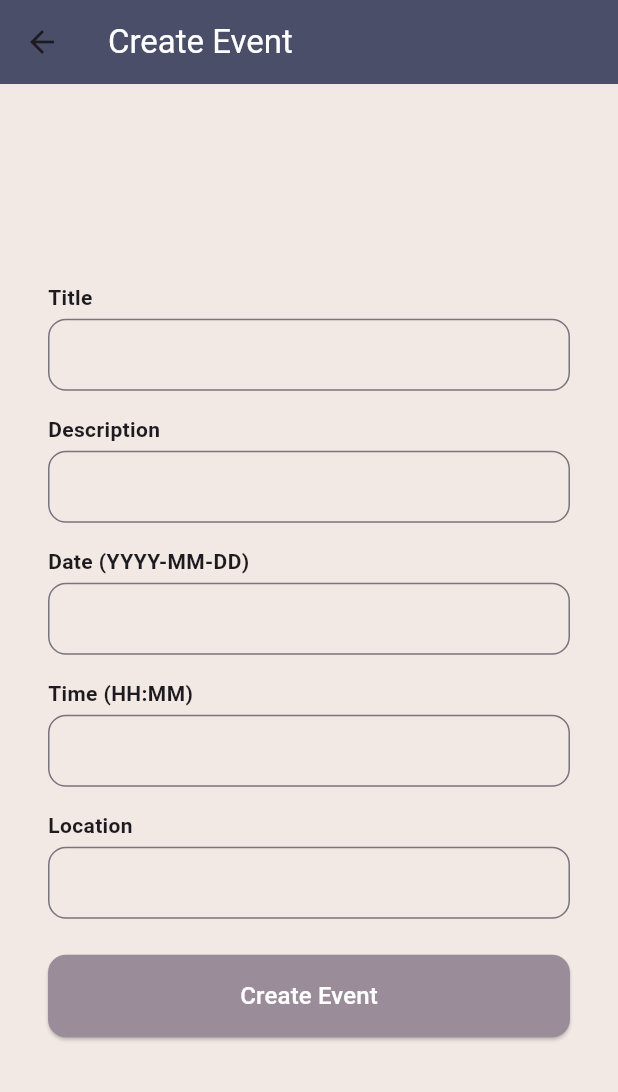
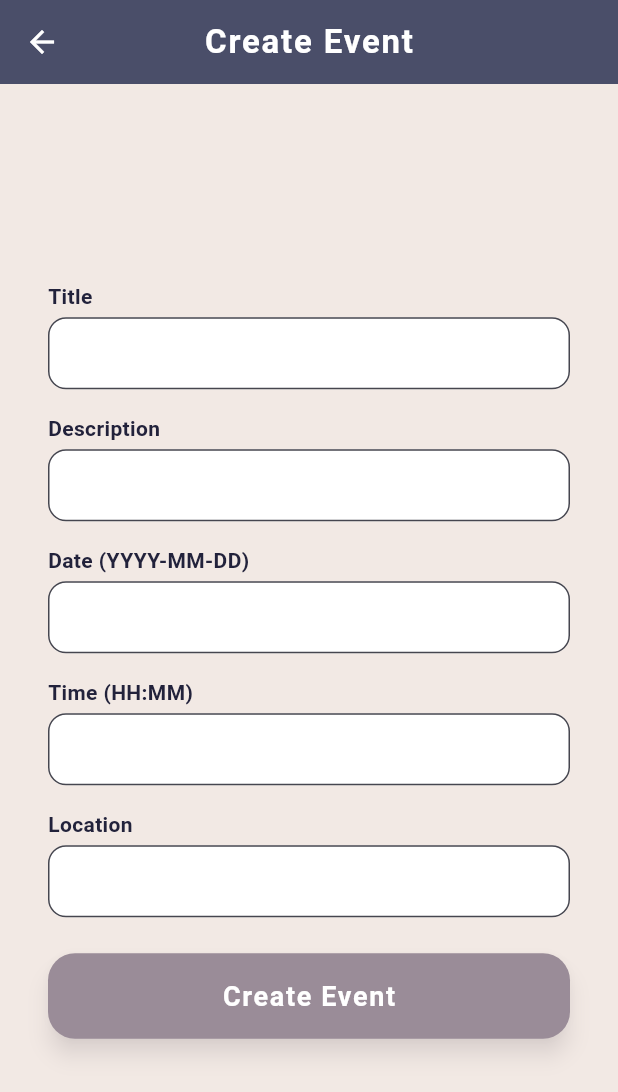
Before and after one commit to eerla/tribevibe_ui, a Flutter app: the EventListScreen screen opened by its route, after a tap on the "add" icon, on a phone screen of 412 x 824 dp. Shown: the top 1092 px of the screen. Run offline on Flutter 3.47's test engine with Material 3 defaults, Android fonts, the phone set to English and light mode, and no system bars; drawn by our look-alikes of flutter_animate; our stand-ins replace shared_preferences; accounts and stored records are empty; network calls fail.

Commit message:
update styling files

```diff
--- a/lib/main.dart
+++ b/lib/main.dart
@@ -1,4 +1,5 @@
 import 'package:flutter/material.dart';
+
 import 'screens/login_screen.dart';
 import 'screens/signup_screen.dart';
 import 'screens/profile_screen.dart';
@@ -6,6 +7,7 @@ import 'screens/event_list_screen.dart';
 import 'screens/event_detail_screen.dart';
 import 'screens/create_event_screen.dart';
 import 'services/auth_service.dart';
+import 'theme/app_theme.dart';
 
 void main() {
   runApp(TribeVibeApp());
@@ -16,7 +18,7 @@ class TribeVibeApp extends StatelessWidget {
   Widget build(BuildContext context) {
     return MaterialApp(
       title: 'Tribe Vibe',
-      theme: ThemeData(primarySwatch: Colors.blue),
+  theme: AppTheme.lightTheme,
       home: LoginScreen(),
       routes: {
         '/login': (context) => LoginScreen(),
--- a/lib/screens/create_event_screen.dart
+++ b/lib/screens/create_event_screen.dart
@@ -2,6 +2,7 @@ import 'package:flutter/material.dart';
 import '../models/event.dart';
 import '../services/event_service.dart';
 import '../theme/app_colors.dart';
+import '../widgets/modern_app_bar.dart';
 import '../widgets/custom_text_field.dart';
 import '../widgets/custom_button.dart';
 
@@ -54,10 +55,7 @@ class _CreateEventScreenState extends State<CreateEventScreen> {
   Widget build(BuildContext context) {
     return Scaffold(
       backgroundColor: AppColors.background,
-      appBar: AppBar(
-        backgroundColor: AppColors.primary,
-        title: const Text('Create Event', style: TextStyle(color: Colors.white)),
-      ),
+      appBar: const ModernAppBar(title: 'Create Event'),
       body: Center(
         child: SingleChildScrollView(
           child: Padding(
--- a/lib/screens/event_list_screen.dart
+++ b/lib/screens/event_list_screen.dart
@@ -2,6 +2,8 @@ import 'package:flutter/material.dart';
 import '../models/event.dart';
 import '../services/event_service.dart';
 import '../theme/app_colors.dart';
+import '../widgets/modern_app_bar.dart';
+import '../widgets/modern_card.dart';
 import 'event_detail_screen.dart';
 import 'create_event_screen.dart';
 
@@ -29,18 +31,28 @@ class _EventListScreenState extends State<EventListScreen> {
   Widget build(BuildContext context) {
     return Scaffold(
       backgroundColor: AppColors.background,
-      appBar: AppBar(
-        backgroundColor: AppColors.primary,
-        title: const Text('Events', style: TextStyle(color: AppColors.buttonText)),
-        iconTheme: const IconThemeData(color: AppColors.buttonText),
+      appBar: ModernAppBar(
+        title: 'Events',
         actions: [
           IconButton(
-            icon: const Icon(Icons.add, color: AppColors.buttonText),
+            icon: const Icon(Icons.add, color: Colors.white),
             tooltip: 'Create Event',
             onPressed: () async {
-              final created = await Navigator.push(
-                context,
-                MaterialPageRoute(builder: (_) => CreateEventScreen()),
+              final created = await Navigator.of(context).push(
+                PageRouteBuilder(
+                  pageBuilder: (context, animation, secondaryAnimation) => CreateEventScreen(),
+                  transitionsBuilder: (context, animation, secondaryAnimation, child) {
+                    const begin = Offset(0.0, 1.0);
+                    const end = Offset.zero;
+                    const curve = Curves.easeInOut;
+                    final tween = Tween(begin: begin, end: end).chain(CurveTween(curve: curve));
+                    return SlideTransition(
+                      position: animation.drive(tween),
+                      child: child,
+                    );
+                  },
+                  transitionDuration: const Duration(milliseconds: 500),
+                ),
               );
               if (created == true) _refreshEvents();
             },
@@ -62,25 +74,29 @@ class _EventListScreenState extends State<EventListScreen> {
             itemCount: events.length,
             itemBuilder: (context, index) {
               final event = events[index];
-              return Card(
-                color: AppColors.card,
-                margin: const EdgeInsets.symmetric(horizontal: 16, vertical: 8),
-                child: ListTile(
-                  title: Text(event.title, style: TextStyle(color: AppColors.primary, fontWeight: FontWeight.bold)),
-                  subtitle: Column(
+              return ModernCard(
+                animationDelay: Duration(milliseconds: 80 * index),
+                onTap: () {
+                  Navigator.push(
+                    context,
+                    MaterialPageRoute(builder: (_) => EventDetailScreen(eventId: event.id!)),
+                  );
+                },
+                child: Padding(
+                  padding: const EdgeInsets.all(16.0),
+                  child: Column(
                     crossAxisAlignment: CrossAxisAlignment.start,
                     children: [
+                      Text(event.title, style: TextStyle(color: AppColors.primary, fontWeight: FontWeight.bold, fontSize: 18)),
+                      const SizedBox(height: 6),
                       Text('${event.date} • ${event.location}', style: TextStyle(color: AppColors.accent)),
                       if (event.organizer != null && event.organizer!['name'] != null)
-                        Text('Organizer: ${event.organizer!['name']}', style: TextStyle(color: AppColors.accent, fontSize: 12)),
+                        Padding(
+                          padding: const EdgeInsets.only(top: 4.0),
+                          child: Text('Organizer: ${event.organizer!['name']}', style: TextStyle(color: AppColors.accent, fontSize: 12)),
+                        ),
                     ],
                   ),
-                  onTap: () {
-                    Navigator.push(
-                      context,
-                      MaterialPageRoute(builder: (_) => EventDetailScreen(eventId: event.id!)),
-                    );
-                  },
                 ),
               );
             },
--- a/lib/theme/app_colors.dart
+++ b/lib/theme/app_colors.dart
@@ -2,10 +2,12 @@ import 'package:flutter/material.dart';
 
 class AppColors {
   static const primary = Color(0xFF4A4E69); // Lighter for AppBar
+  static const secondary = Color(0xFF9A8C98); // Secondary accent
   static const accent = Color(0xFF22223B); // Dark accent for text
   static const background = Color(0xFFF2E9E4);
   static const card = Colors.white;
   static const button = Color(0xFF9A8C98); // Keep button visible
   static const buttonText = Colors.white;
   static const icon = Color(0xFF4A4E69); // Use same as primary for icons
+  static const text = Color(0xFF22223B); // Main text color
 }
--- /dev/null
+++ b/lib/theme/app_theme.dart
@@ -0,0 +1,58 @@
+import 'package:flutter/material.dart';
+import 'app_colors.dart';
+
+class AppTheme {
+  static ThemeData get lightTheme => ThemeData(
+        useMaterial3: true,
+        colorScheme: ColorScheme.fromSeed(
+          seedColor: AppColors.primary,
+          primary: AppColors.primary,
+          secondary: AppColors.secondary,
+          background: AppColors.background,
+          surface: AppColors.card,
+          onPrimary: Colors.white,
+          onSecondary: Colors.white,
+          onBackground: AppColors.text,
+          onSurface: AppColors.text,
+        ),
+        scaffoldBackgroundColor: AppColors.background,
+        appBarTheme: AppBarTheme(
+          backgroundColor: AppColors.primary,
+          elevation: 0,
+          iconTheme: const IconThemeData(color: Colors.white),
+          titleTextStyle: const TextStyle(
+            color: Colors.white,
+            fontWeight: FontWeight.bold,
+            fontSize: 22,
+          ),
+        ),
+        cardColor: AppColors.card,
+        textTheme: const TextTheme(
+          bodyLarge: TextStyle(color: AppColors.text, fontSize: 16),
+          bodyMedium: TextStyle(color: AppColors.text, fontSize: 14),
+          titleLarge: TextStyle(color: AppColors.text, fontWeight: FontWeight.bold, fontSize: 20),
+        ),
+        elevatedButtonTheme: ElevatedButtonThemeData(
+          style: ElevatedButton.styleFrom(
+            backgroundColor: AppColors.primary,
+            foregroundColor: Colors.white,
+            shape: RoundedRectangleBorder(
+              borderRadius: BorderRadius.circular(16),
+            ),
+            textStyle: const TextStyle(fontWeight: FontWeight.bold, fontSize: 16),
+          ),
+        ),
+        inputDecorationTheme: InputDecorationTheme(
+          filled: true,
+          fillColor: AppColors.card,
+          border: OutlineInputBorder(
+            borderRadius: BorderRadius.circular(16),
+            borderSide: BorderSide(color: AppColors.primary.withOpacity(0.2)),
+          ),
+          focusedBorder: OutlineInputBorder(
+            borderRadius: BorderRadius.circular(16),
+            borderSide: BorderSide(color: AppColors.primary, width: 2),
+          ),
+        ),
+      );
+}
--- a/lib/widgets/custom_button.dart
+++ b/lib/widgets/custom_button.dart
@@ -1,4 +1,5 @@
 import 'package:flutter/material.dart';
+import 'package:flutter_animate/flutter_animate.dart';
 
 class CustomButton extends StatelessWidget {
   final String text;
@@ -21,12 +22,22 @@ class CustomButton extends StatelessWidget {
       child: ElevatedButton(
         style: ElevatedButton.styleFrom(
           backgroundColor: color,
-          shape: RoundedRectangleBorder(borderRadius: BorderRadius.circular(12)),
-          padding: const EdgeInsets.symmetric(vertical: 16),
+          elevation: 6,
+          shadowColor: color.withOpacity(0.3),
+          shape: RoundedRectangleBorder(borderRadius: BorderRadius.circular(18)),
+          padding: const EdgeInsets.symmetric(vertical: 18, horizontal: 8),
         ),
         onPressed: onPressed,
-        child: Text(text, style: const TextStyle(fontSize: 16, color: Colors.white)),
-      ),
+        child: Text(
+          text,
+          style: const TextStyle(
+            fontSize: 18,
+            color: Colors.white,
+            fontWeight: FontWeight.bold,
+            letterSpacing: 1.1,
+          ),
+        ),
+      ).animate().fade(duration: 400.ms).scale(begin: const Offset(0.98, 0.98), end: Offset(1, 1), duration: 400.ms),
     );
   }
 }
--- /dev/null
+++ b/lib/widgets/modern_app_bar.dart
@@ -0,0 +1,45 @@
+import 'package:flutter/material.dart';
+import 'package:flutter_animate/flutter_animate.dart';
+import '../theme/app_colors.dart';
+
+class ModernAppBar extends StatelessWidget implements PreferredSizeWidget {
+  final String title;
+  final List<Widget>? actions;
+  final bool centerTitle;
+  final Widget? leading;
+  final double elevation;
+  final Color? backgroundColor;
+
+  const ModernAppBar({
+    Key? key,
+    required this.title,
+    this.actions,
+    this.centerTitle = true,
+    this.leading,
+    this.elevation = 0.0,
+    this.backgroundColor,
+  }) : super(key: key);
+
+  @override
+  Widget build(BuildContext context) {
+    return AppBar(
+      backgroundColor: backgroundColor ?? AppColors.primary,
+      elevation: elevation,
+      centerTitle: centerTitle,
+      leading: leading,
+      actions: actions,
+      title: Text(
+        title,
+        style: const TextStyle(
+          fontWeight: FontWeight.bold,
+          fontSize: 22,
+          color: Colors.white,
+          letterSpacing: 1.2,
+        ),
+      ).animate().fade(duration: 400.ms).slideY(begin: -0.2, end: 0, duration: 400.ms),
+    );
+  }
+
+  @override
+  Size get preferredSize => const Size.fromHeight(kToolbarHeight);
+}
--- a/pubspec.yaml
+++ b/pubspec.yaml
@@ -10,6 +10,7 @@ dependencies:
   http: ^1.2.0
   shared_preferences: ^2.2.2
   cupertino_icons: ^1.0.2
+  flutter_animate: ^4.5.0
 dev_dependencies:
   flutter_test:
     sdk: flutter
```
Also changed, not shown: lib/screens/event_detail_screen.dart (+6 -9 lines), lib/widgets/modern_card.dart (added, +53 -0 lines), pubspec.lock.
